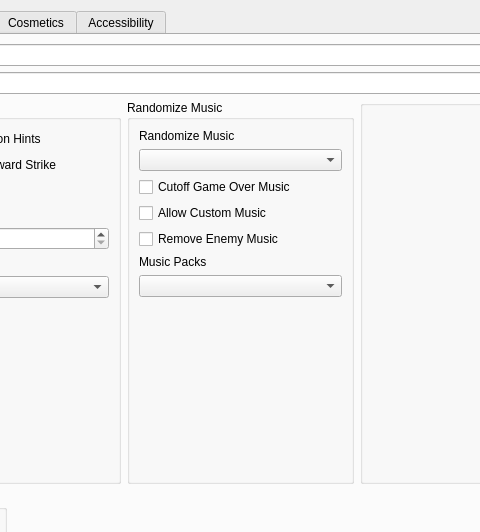
Old version of the form gui/randogui.ui in the repository RayStormThunder/ssrando; both pictures show x 594 to 1074 and y 0 to 532 of the 1202 by 759 pixel window.
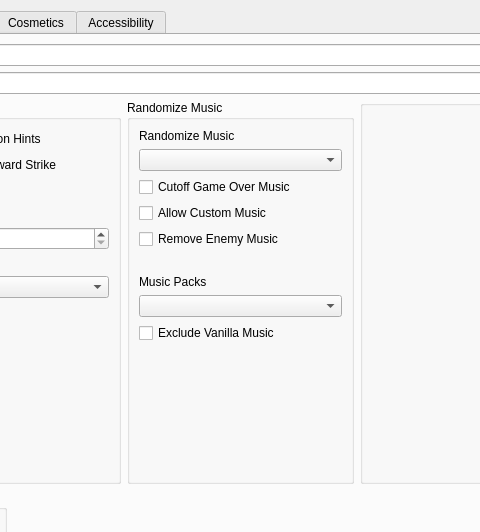
New version of the form.

Commit message: Allow exclusion of Vanilla music, allow repalacement.txt, update music.yaml, add infrastructure for changing streams

The edit to the form file:
```diff
--- a/gui/randogui.ui
+++ b/gui/randogui.ui
@@ -367,6 +367,22 @@
                  </property>
                 </widget>
                </item>
+               <item>
+                <spacer name="vspace_music_packs">
+                 <property name="orientation">
+                  <enum>Qt::Orientation::Vertical</enum>
+                 </property>
+                 <property name="sizeType">
+                  <enum>QSizePolicy::Policy::Minimum</enum>
+                 </property>
+                 <property name="sizeHint" stdset="0">
+                  <size>
+                   <width>20</width>
+                   <height>20</height>
+                  </size>
+                 </property>
+                </spacer>
+               </item>
                <item>
                 <widget class="QLabel" name="label_for_music_pack">
                  <property name="text">
@@ -377,6 +393,13 @@
                <item>
                 <widget class="QComboBox" name="option_music_pack"/>
                </item>
+               <item>
+                <widget class="QCheckBox" name="option_exclude_vanilla_music">
+                 <property name="text">
+                  <string>Exclude Vanilla Music</string>
+                 </property>
+                </widget>
+               </item>
                <item>
                 <spacer name="vspace_music_rando">
                  <property name="orientation">
```
Left out of the diff: 4 changed lines with no effect on the pictures. The commit also changes 5 other files.
